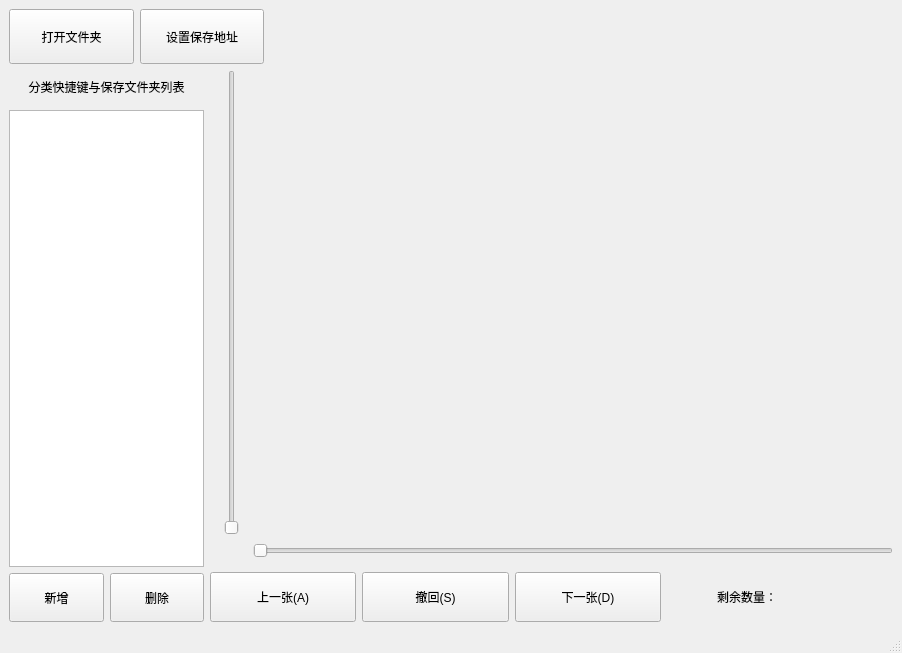
Above: CleanWindow.ui from VerySeriousMan/data_clean before the change. Below: the same form after it.
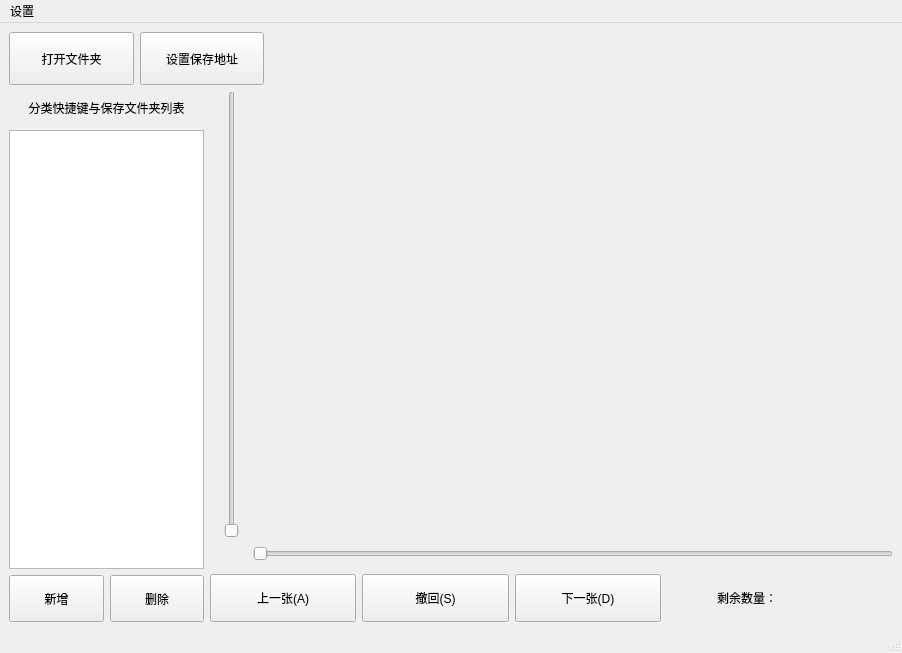
That is the form after the change.

The edit to the form file:
```diff
--- a/CleanWindow.ui
+++ b/CleanWindow.ui
@@ -332,6 +332,13 @@
      <height>23</height>
     </rect>
    </property>
+   <widget class="QMenu" name="menu">
+    <property name="title">
+     <string>设置</string>
+    </property>
+    <addaction name="software_update_action"/>
+   </widget>
+   <addaction name="menu"/>
   </widget>
   <widget class="QStatusBar" name="statusbar"/>
  </widget>
```
Left out of the diff: 5 changed lines with no effect on the pictures.
